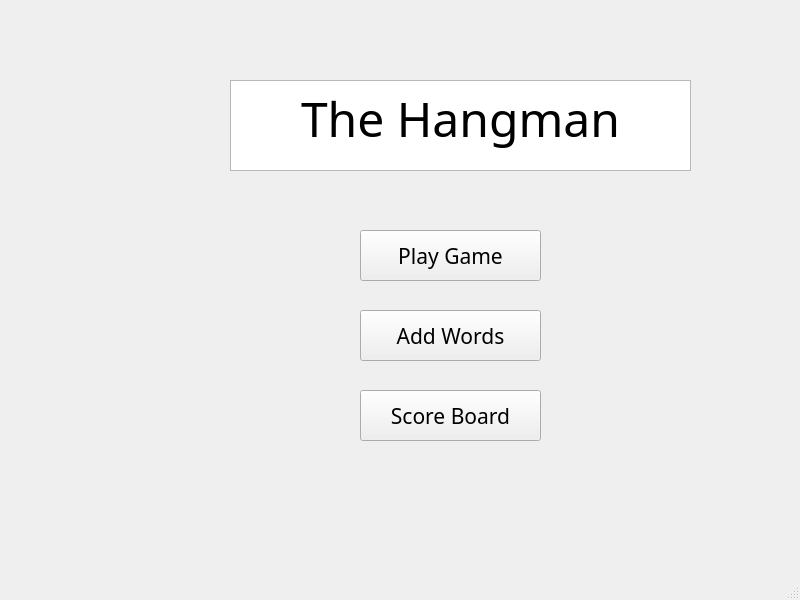
This is Software/TheHangman/mainwindow.ui in michaelrenoo/TheHangman as Qt 5 draws it before an edit. The edited form follows.
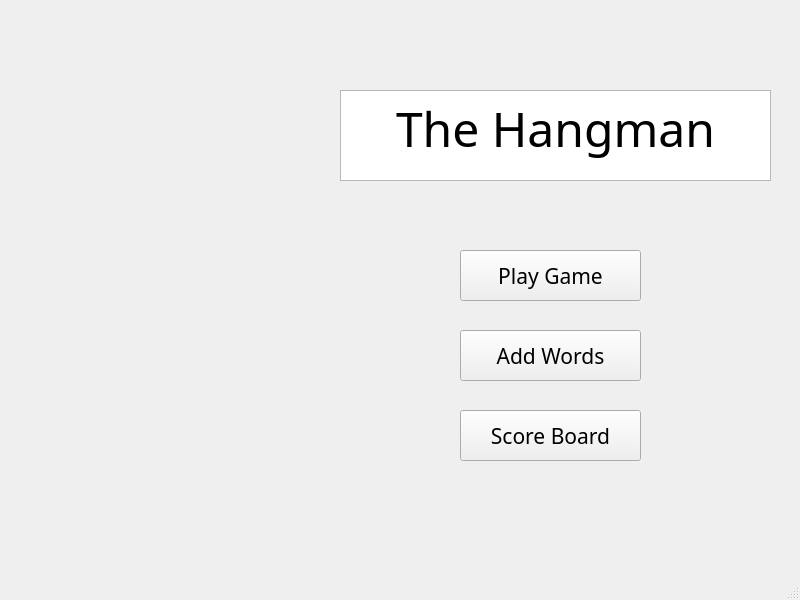
This is the edited form. Icons and pictures are not drawn.

Commit message: Added functionality to backButton in gamewindow.ui

```diff
--- a/Software/TheHangman/mainwindow.ui
+++ b/Software/TheHangman/mainwindow.ui
@@ -23,9 +23,9 @@
    <widget class="QTextEdit" name="gameTitleTextEdit">
     <property name="geometry">
      <rect>
-      <x>230</x>
-      <y>80</y>
-      <width>461</width>
+      <x>340</x>
+      <y>90</y>
+      <width>431</width>
       <height>91</height>
      </rect>
     </property>
@@ -51,8 +51,8 @@
    <widget class="QPushButton" name="playGameButton">
     <property name="geometry">
      <rect>
-      <x>360</x>
-      <y>230</y>
+      <x>460</x>
+      <y>250</y>
       <width>181</width>
       <height>51</height>
      </rect>
@@ -73,8 +73,8 @@
    <widget class="QPushButton" name="addWordsButton">
     <property name="geometry">
      <rect>
-      <x>360</x>
-      <y>310</y>
+      <x>460</x>
+      <y>330</y>
       <width>181</width>
       <height>51</height>
      </rect>
@@ -92,8 +92,8 @@
    <widget class="QPushButton" name="scroreBoardButton">
     <property name="geometry">
      <rect>
-      <x>360</x>
-      <y>390</y>
+      <x>460</x>
+      <y>410</y>
       <width>181</width>
       <height>51</height>
      </rect>
@@ -111,10 +111,10 @@
    <widget class="QLabel" name="gameLogoLabel">
     <property name="geometry">
      <rect>
-      <x>50</x>
-      <y>200</y>
-      <width>211</width>
-      <height>311</height>
+      <x>30</x>
+      <y>90</y>
+      <width>281</width>
+      <height>431</height>
      </rect>
     </property>
     <property name="autoFillBackground">
```
The commit also changes 4 other files.
